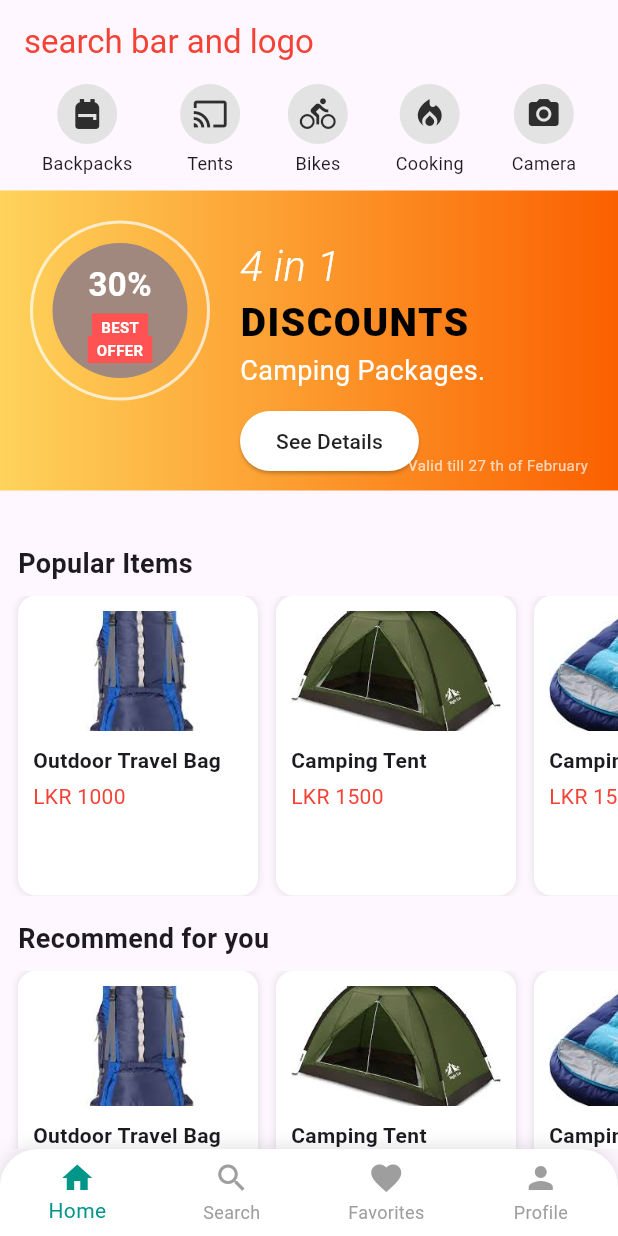
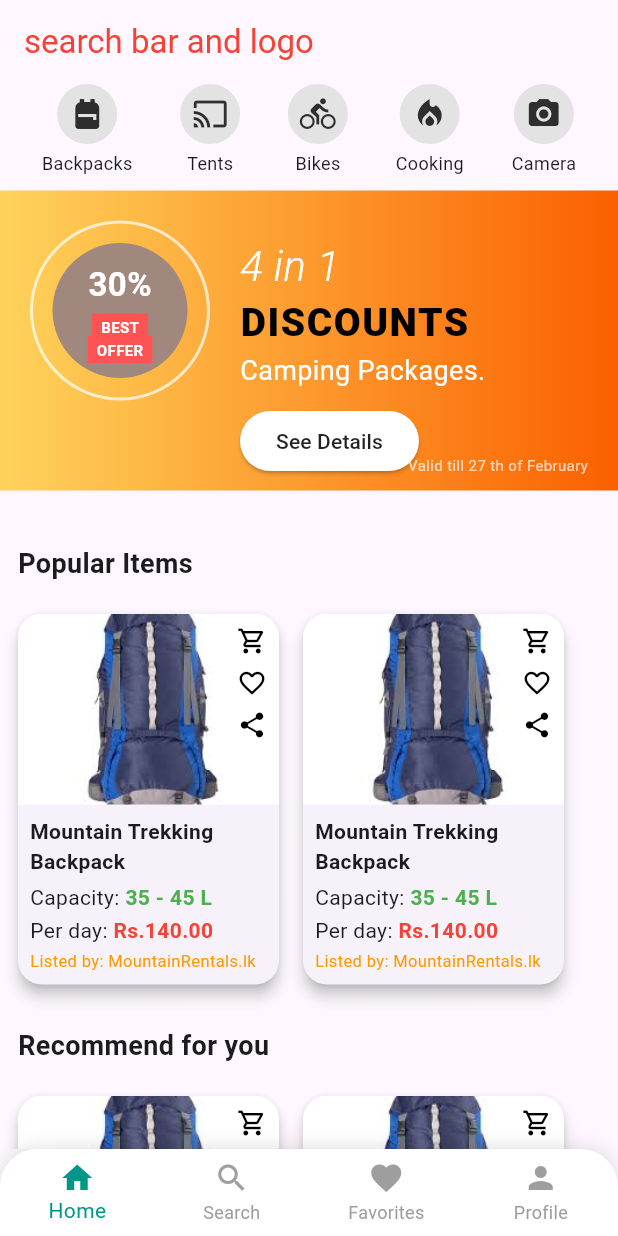
Before and after one commit to nilupul-dew/MAD_Group_09, a Flutter app: the screen it shows after launch, on a phone screen of 412 x 824 dp. Run offline on Flutter 3.47's test engine with Material 3 defaults, Android fonts, the phone set to English and light mode, and no system bars; our stand-ins replace cloud_firestore, firebase_core; accounts and stored records are empty.

Commit message:
Update item cards in home screen

```diff
--- a/hiking_app/lib/presentation/screens/home_screen.dart
+++ b/hiking_app/lib/presentation/screens/home_screen.dart
@@ -1,5 +1,7 @@
 import 'package:flutter/material.dart';
 import 'package:hiking_app/presentation/widgets/bottom_nav_bar.dart';
+import 'package:hiking_app/presentation/widgets/item_card.dart';
+//import 'package:google_maps_flutter/google_maps_flutter.dart';
 
 class HomeScreen extends StatefulWidget {
   const HomeScreen({super.key});
@@ -45,42 +47,6 @@ class HomePageContent extends StatelessWidget {
     {'icon': Icons.camera_alt, 'label': 'Camera'},
   ];
 
-  final popularItems = [
-    {
-      'name': 'Outdoor Travel Bag',
-      'price': 'LKR 1000',
-      'img': 'assets/images/bag.jpeg',
-    },
-    {
-      'name': 'Camping Tent',
-      'price': 'LKR 1500',
-      'img': 'assets/images/tent.jpeg',
-    },
-    {
-      'name': 'Camping Tent',
-      'price': 'LKR 1500',
-      'img': 'assets/images/sleep_bag.jpeg',
-    },
-  ];
-
-  final recommendedItems = [
-    {
-      'name': 'Outdoor Travel Bag',
-      'price': 'LKR 1000',
-      'img': 'assets/images/bag.jpeg',
-    },
-    {
-      'name': 'Camping Tent',
-      'price': 'LKR 1500',
-      'img': 'assets/images/tent.jpeg',
-    },
-    {
-      'name': 'Camping Tent',
-      'price': 'LKR 1500',
-      'img': 'assets/images/sleep_bag.jpeg',
-    },
-  ];
-
   @override
   Widget build(BuildContext context) {
     return SafeArea(
@@ -120,11 +86,75 @@ class HomePageContent extends StatelessWidget {
             SizedBox(height: 20),
             // Popular Items
             SectionTitle(title: "Popular Items"),
-            ItemList(items: popularItems),
+            Padding(
+              padding: const EdgeInsets.all(8.0),
+              child: Wrap(
+                spacing: 8,
+                runSpacing: 12,
+                children: [
+                  ItemCard(
+                    assetImagePath: 'assets/images/bag.jpeg',
+                    title: 'Mountain Trekking Backpack',
+                    capacity: '35 - 45 L',
+                    price: 'Rs.140.00',
+                    listedBy: 'MountainRentals.lk',
+                    onTap: () => debugPrint('Tapped Backpack 2'),
+                  ),
+                  ItemCard(
+                    assetImagePath: 'assets/images/bag.jpeg',
+                    title: 'Mountain Trekking Backpack',
+                    capacity: '35 - 45 L',
+                    price: 'Rs.140.00',
+                    listedBy: 'MountainRentals.lk',
+                    onTap: () => debugPrint('Tapped Backpack 2'),
+                  ),
+                ],
+              ),
+            ),
 
-            // Recommended
+// Recommended
             SectionTitle(title: "Recommend for you"),
-            ItemList(items: recommendedItems),
+            Padding(
+              padding: const EdgeInsets.all(8.0),
+              child: Wrap(
+                spacing: 8,
+                runSpacing: 12,
+                children: [
+                  ItemCard(
+                    assetImagePath: 'assets/images/bag.jpeg',
+                    title: 'Mountain Trekking Backpack',
+                    capacity: '35 - 45 L',
+                    price: 'Rs.140.00',
+                    listedBy: 'MountainRentals.lk',
+                    onTap: () => debugPrint('Tapped Backpack 2'),
+                  ),
+                  ItemCard(
+                    assetImagePath: 'assets/images/bag.jpeg',
+                    title: 'Mountain Trekking Backpack',
+                    capacity: '35 - 45 L',
+                    price: 'Rs.140.00',
+                    listedBy: 'MountainRentals.lk',
+                    onTap: () => debugPrint('Tapped Backpack 2'),
+                  ),
+                  ItemCard(
+                    assetImagePath: 'assets/images/bag.jpeg',
+                    title: 'Mountain Trekking Backpack',
+                    capacity: '35 - 45 L',
+                    price: 'Rs.140.00',
+                    listedBy: 'MountainRentals.lk',
+                    onTap: () => debugPrint('Tapped Backpack 2'),
+                  ),
+                  ItemCard(
+                    assetImagePath: 'assets/images/bag.jpeg',
+                    title: 'Mountain Trekking Backpack',
+                    capacity: '35 - 45 L',
+                    price: 'Rs.140.00',
+                    listedBy: 'MountainRentals.lk',
+                    onTap: () => debugPrint('Tapped Backpack 2'),
+                  ),
+                ],
+              ),
+            ),
 
             // Customer Feedback
             SectionTitle(title: "Customer Feedback"),
@@ -152,14 +182,8 @@ class HomePageContent extends StatelessWidget {
             ),
 
             // Map Section
-            SectionTitle(title: "Find Shops"),
-            Container(
-              margin: EdgeInsets.all(12),
-              height: 200,
-              color: Colors.grey[300],
-              child: Center(
-                  child: Icon(Icons.map, size: 60, color: Colors.grey[600])),
-            ),
+            /*SectionTitle(title: "Find Shops"),
+            FindShopsMap(),*/
           ],
         ),
       ),
@@ -437,3 +461,51 @@ class DiscountBanner extends StatelessWidget {
     );
   }
 }
+
+/*class FindShopsMap extends StatefulWidget {
+  const FindShopsMap({super.key});
+
+  @override
+  State<FindShopsMap> createState() => _FindShopsMapState();
+}
+
+class _FindShopsMapState extends State<FindShopsMap> {
+  late GoogleMapController mapController;
+
+  final LatLng center = const LatLng(6.9271, 79.8612); // Colombo
+
+  final List<Marker> _markers = [
+    Marker(
+      markerId: MarkerId("shop1"),
+      position: LatLng(6.9271, 79.8612), // Colombo
+      infoWindow: InfoWindow(title: "Shop 1", snippet: "Colombo Center"),
+    ),
+    Marker(
+      markerId: MarkerId("shop2"),
+      position: LatLng(7.2906, 80.6337), // Kandy
+      infoWindow: InfoWindow(title: "Shop 2", snippet: "Kandy Branch"),
+    ),
+  ];
+
+  @override
+  Widget build(BuildContext context) {
+    return Container(
+      margin: EdgeInsets.all(12),
+      height: 250,
+      child: GoogleMap(
+        onMapCreated: (controller) {
+          mapController = controller;
+        },
+        initialCameraPosition: CameraPosition(
+          target: center,
+          zoom: 7.5,
+        ),
+        markers: Set.from(_markers),
+        mapType: MapType.normal,
+        myLocationEnabled: true,
+        myLocationButtonEnabled: true,
+      ),
+    );
+  }
+}
+*/
```
